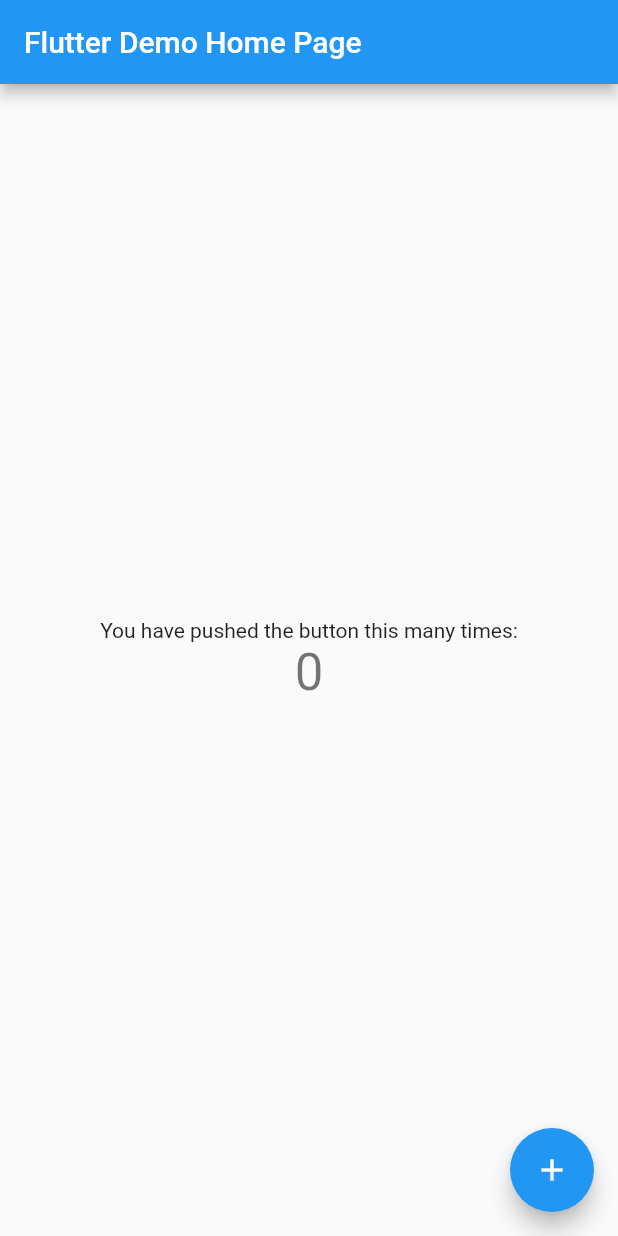
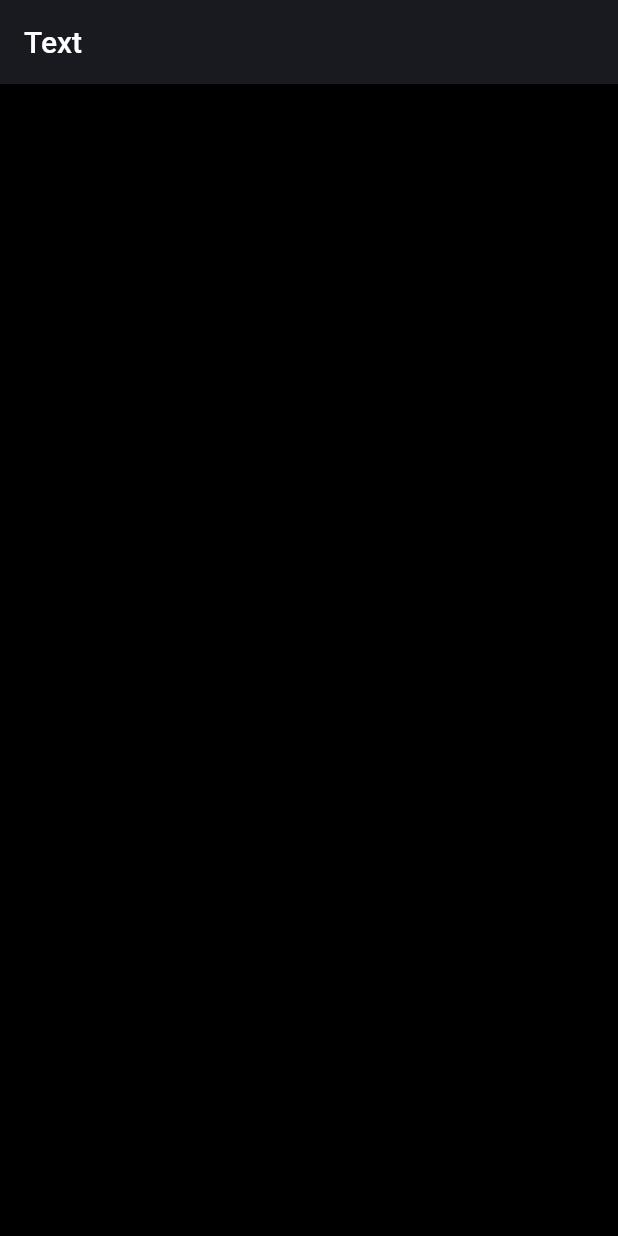
Before and after one commit to Kar1ch/marketplace, a Flutter app: the screen it shows after launch, on a phone screen of 412 x 824 dp. Run offline on Flutter 3.47's test engine with Material 2 defaults, Android fonts, the phone set to English and light mode, and no system bars.

Commit message:
Улучшенна структура файлов и начато добавление новых цветов в тему

```diff
--- a/lib/main.dart
+++ b/lib/main.dart
@@ -1,6 +1,10 @@
 import 'package:flutter/material.dart';
-import 'package:marketplace/presentaion/pages/home.dart';
+import 'package:marketplace/presentation/pages/home.dart';
 
-void main() {
-  runApp(const MyApp());
+Future<void> main() async{
+  runApp(const MaterialApp(
+    debugShowCheckedModeBanner: false,
+    home: HomePage(),
+  ));
+
 }
--- a/lib/presentaion/pages/home.dart
+++ /dev/null
@@ -1,111 +0,0 @@
-import 'package:flutter/material.dart';
-
-class MyApp extends StatelessWidget {
-  const MyApp({Key? key}) : super(key: key);
-
-  // This widget is the root of your application.
-  @override
-  Widget build(BuildContext context) {
-    return MaterialApp(
-      title: 'Flutter Demo',
-      theme: ThemeData(
-        // This is the theme of your application.
-        //
-        // Try running your application with "flutter run". You'll see the
-        // application has a blue toolbar. Then, without quitting the app, try
-        // changing the primarySwatch below to Colors.green and then invoke
-        // "hot reload" (press "r" in the console where you ran "flutter run",
-        // or simply save your changes to "hot reload" in a Flutter IDE).
-        // Notice that the counter didn't reset back to zero; the application
-        // is not restarted.
-        primarySwatch: Colors.blue,
-      ),
-      home: const MyHomePage(title: 'Flutter Demo Home Page'),
-    );
-  }
-}
-
-class MyHomePage extends StatefulWidget {
-  const MyHomePage({Key? key, required this.title}) : super(key: key);
-
-  // This widget is the home page of your application. It is stateful, meaning
-  // that it has a State object (defined below) that contains fields that affect
-  // how it looks.
-
-  // This class is the configuration for the state. It holds the values (in this
-  // case the title) provided by the parent (in this case the App widget) and
-  // used by the build method of the State. Fields in a Widget subclass are
-  // always marked "final".
-
-  final String title;
-
-  @override
-  State<MyHomePage> createState() => _MyHomePageState();
-}
-
-class _MyHomePageState extends State<MyHomePage> {
-  int _counter = 0;
-
-  void _incrementCounter() {
-    setState(() {
-      // This call to setState tells the Flutter framework that something has
-      // changed in this State, which causes it to rerun the build method below
-      // so that the display can reflect the updated values. If we changed
-      // _counter without calling setState(), then the build method would not be
-      // called again, and so nothing would appear to happen.
-      _counter++;
-    });
-  }
-
-  @override
-  Widget build(BuildContext context) {
-    // This method is rerun every time setState is called, for instance as done
-    // by the _incrementCounter method above.
-    //
-    // The Flutter framework has been optimized to make rerunning build methods
-    // fast, so that you can just rebuild anything that needs updating rather
-    // than having to individually change instances of widgets.
-    return Scaffold(
-      appBar: AppBar(
-        // Here we take the value from the MyHomePage object that was created by
-        // the App.build method, and use it to set our appbar title.
-        title: Text(widget.title),
-      ),
-      body: Center(
-        // Center is a layout widget. It takes a single child and positions it
-        // in the middle of the parent.
-        child: Column(
-          // Column is also a layout widget. It takes a list of children and
-          // arranges them vertically. By default, it sizes itself to fit its
-          // children horizontally, and tries to be as tall as its parent.
-          //
-          // Invoke "debug painting" (press "p" in the console, choose the
-          // "Toggle Debug Paint" action from the Flutter Inspector in Android
-          // Studio, or the "Toggle Debug Paint" command in Visual Studio Code)
-          // to see the wireframe for each widget.
-          //
-          // Column has various properties to control how it sizes itself and
-          // how it positions its children. Here we use mainAxisAlignment to
-          // center the children vertically; the main axis here is the vertical
-          // axis because Columns are vertical (the cross axis would be
-          // horizontal).
-          mainAxisAlignment: MainAxisAlignment.center,
-          children: <Widget>[
-            const Text(
-              'You have pushed the button this many times:',
-            ),
-            Text(
-              '$_counter',
-              style: Theme.of(context).textTheme.headline4,
-            ),
-          ],
-        ),
-      ),
-      floatingActionButton: FloatingActionButton(
-        onPressed: _incrementCounter,
-        tooltip: 'Increment',
-        child: const Icon(Icons.add),
-      ), // This trailing comma makes auto-formatting nicer for build methods.
-    );
-  }
-}
--- /dev/null
+++ b/lib/presentation/colors.dart
@@ -0,0 +1,36 @@
+import 'dart:ui';
+import 'package:flutter/material.dart';
+import 'package:flutter/painting.dart';
+
+abstract class DarkThemeColors {
+  // Primary actions, emphasizing navigation elements,
+  // backgrounds, text, etc.
+  static const primary = Color(0xFF246BFD);
+  static const secondary = Color(0xFFC25FFF);
+
+  // Backgrounds
+  static const background01 = Colors.black;
+  static const background02 = Color(0xFF181A20);
+  static const background03 = Color(0xFF262A34);
+  static const background04 = Color(0xFF1F222A);
+
+  // Colorful
+  static const colorful01 = Color(0xFFA06AF9);
+  static const colorful02 = Color(0xFFFBA3FF);
+  static const colorful03 = Color(0xFF8E96FF);
+  static const colorful04 = Color(0xFF94F0F0);
+  static const colorful05 = Color(0xFFA5F59C);
+  static const colorful06 = Color(0xFFFFDD72);
+  static const colorful07 = Color(0xFFFF968E);
+
+  static const white = Color(0xFFFFFFFF);
+
+  // States
+  static const active = white;
+  static const deactive = Color(0xFF5E6272);
+  static const activeLightMode = Color(0xFF200745);
+  static const deactiveDarker = Color(0xFF3A3D46);
+
+  static const gradient07 =
+  LinearGradient(colors: [Color(0xFFBBFFE7), Color(0xFF86FFCA)]);
+}
--- /dev/null
+++ b/lib/presentation/pages/home.dart
@@ -0,0 +1,17 @@
+import 'package:flutter/material.dart';
+import 'package:marketplace/presentation/colors.dart';
+
+class HomePage extends StatelessWidget{
+  const HomePage({Key? key}) : super(key: key);
+
+  @override
+  Widget build(BuildContext context){
+    return Scaffold(
+      appBar: AppBar(
+        backgroundColor: DarkThemeColors.background02,
+        title: const Text('Text'),
+      ),
+      backgroundColor: DarkThemeColors.background01,
+    );
+  }
+}
```
